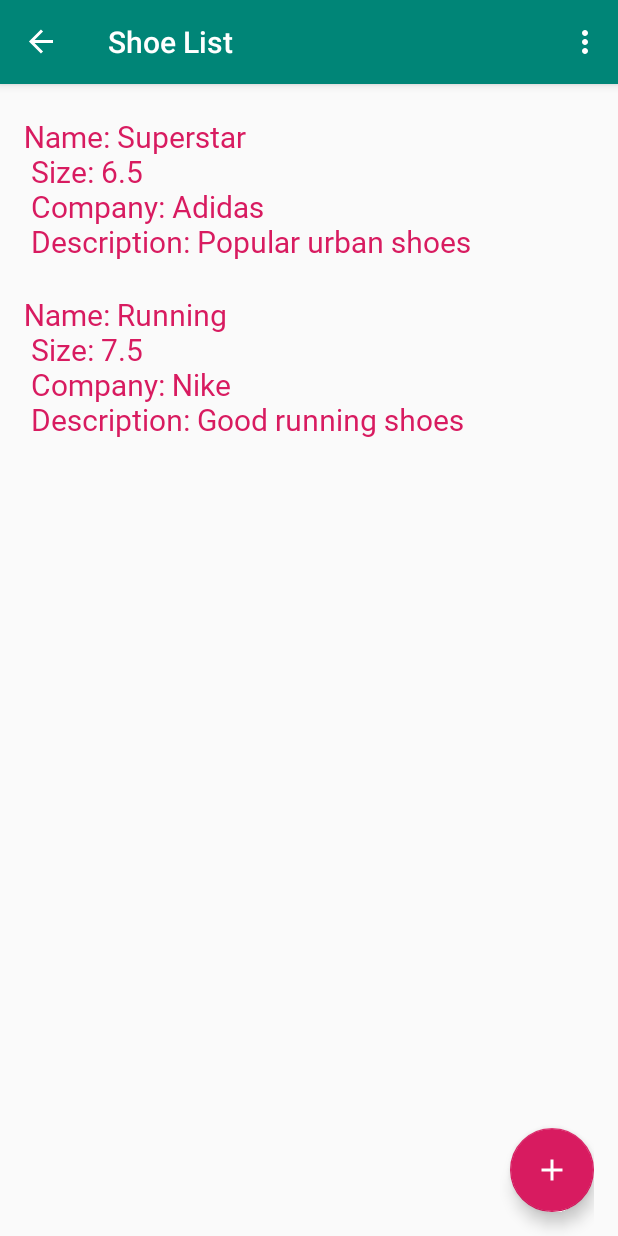
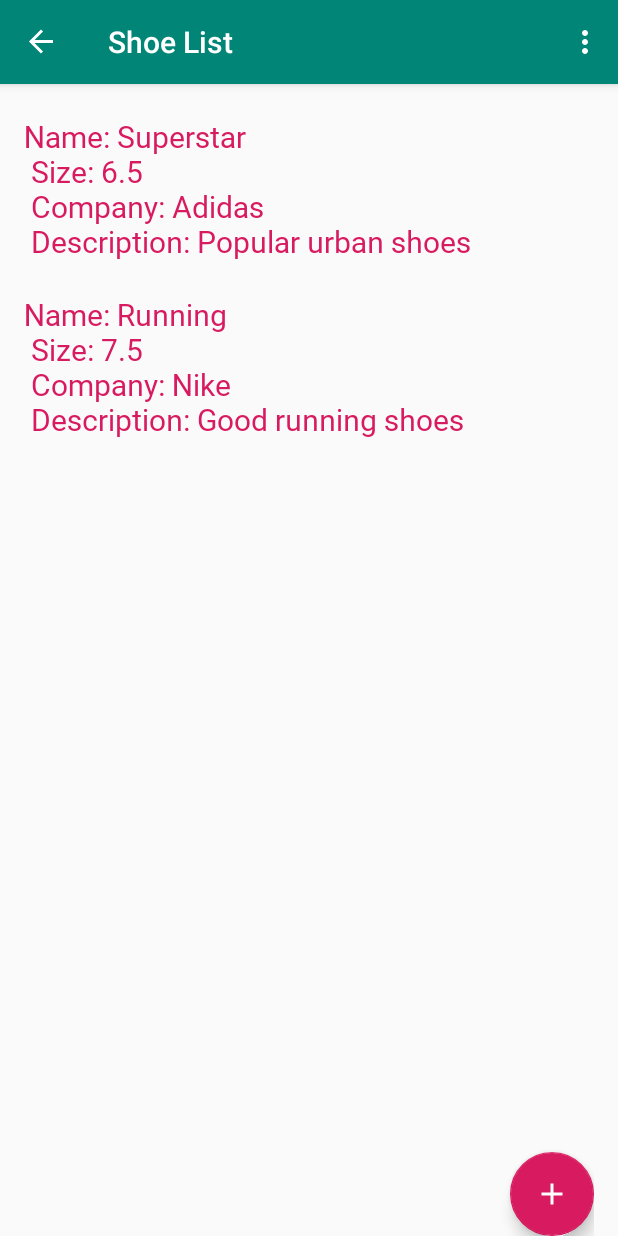
Before and after one commit to leilafeiguin/ShoeStoreRepositoryApp, an Android app: the ShoeListFragment screen opened through its navigation route, on a phone screen of 412 x 824 dp. Run offline under Robolectric (Android 15) with nearby library versions, the phone set to English and light mode, and no system bars; our stand-ins replace Timber, data binding, navigation-ui.

Commit message:
Replace Relative for Constraint Layout and add comments

```diff
--- a/starter/app/src/main/res/layout/activity_main.xml
+++ b/starter/app/src/main/res/layout/activity_main.xml
@@ -1,5 +1,7 @@
 <?xml version="1.0" encoding="utf-8"?>
 <layout>
+
+    <!-- layout is simple enough to use LinearLayout -->
     <LinearLayout
         xmlns:android="http://schemas.android.com/apk/res/android"
         xmlns:app="http://schemas.android.com/apk/res-auto"
--- a/starter/app/src/main/res/layout/fragment_shoe_list.xml
+++ b/starter/app/src/main/res/layout/fragment_shoe_list.xml
@@ -1,10 +1,11 @@
 <?xml version="1.0" encoding="utf-8"?>
 
-<layout
+<layout xmlns:app="http://schemas.android.com/apk/res-auto"
+    xmlns:tools="http://schemas.android.com/tools"
     xmlns:android="http://schemas.android.com/apk/res/android">
 
-    <!-- RelativeLayout to show de FloatingActionButton there -->
-    <RelativeLayout
+    <!-- ConstraintLayout to show de FloatingActionButton there with constraints, complex UI to use Linear -->
+    <androidx.constraintlayout.widget.ConstraintLayout
         android:layout_width="match_parent"
         android:layout_height="match_parent"
         android:layout_marginHorizontal="@dimen/medium_margin">
@@ -14,23 +15,24 @@
             android:layout_width="wrap_content"
             android:layout_height="wrap_content"
             android:src="@drawable/ic_add"
-            android:layout_alignParentRight="true"
-            android:layout_alignParentBottom="true"
-            android:layout_marginBottom="@dimen/medium_margin" />
+            app:layout_constraintBottom_toBottomOf="parent"
+            app:layout_constraintEnd_toEndOf="parent" />
 
         <ScrollView
             android:layout_width="match_parent"
-            android:layout_height="wrap_content">
+            android:layout_height="match_parent"
+            app:layout_constraintBottom_toTopOf="parent"
+            app:layout_constraintEnd_toEndOf="parent">
 
             <!-- layout is simple enough to use LinearLayout -->
             <LinearLayout
                 android:id="@+id/linearLayoutShoes"
                 android:layout_width="match_parent"
-                android:layout_height="wrap_content"
+                android:layout_height="match_parent"
                 android:orientation="vertical" />
 
         </ScrollView>
 
-    </RelativeLayout>
+    </androidx.constraintlayout.widget.ConstraintLayout>
 
 </layout>
```
